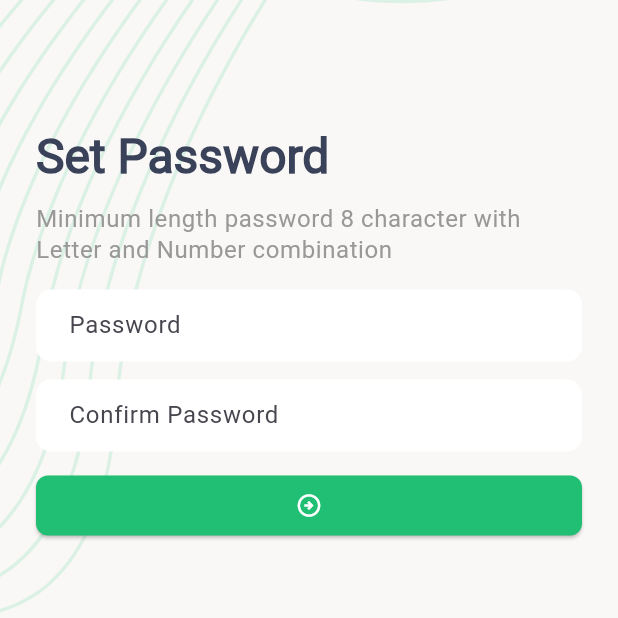
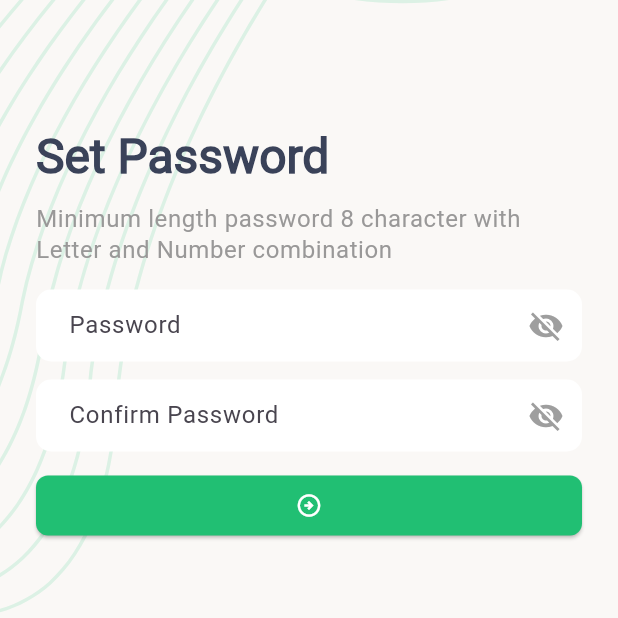
Before and after one commit to kdrbipul/task_manager_project_business, a Flutter app: the SetPasswordScreen screen opened directly, on a phone screen of 412 x 824 dp, the top half of it. Run offline on Flutter 3.47's test engine with Material 3 defaults, Android fonts, the phone set to English and light mode, and no system bars; our stand-ins replace flutter_svg, pin_code_fields.

Commit message:
new file add and some correction

```diff
--- a/lib/presentation/screens/auth/set_password_screen.dart
+++ b/lib/presentation/screens/auth/set_password_screen.dart
@@ -12,9 +12,9 @@ class SetPasswordScreen extends StatefulWidget {
 
 class _SetPasswordScreenState extends State<SetPasswordScreen> {
   final TextEditingController _passwordTEController = TextEditingController();
-  final TextEditingController _confirmPasswordTEController =
-      TextEditingController();
+  final TextEditingController _confirmPasswordTEController = TextEditingController();
   final GlobalKey<FormState> _formKey = GlobalKey<FormState>();
+  bool _isObsecureText = true;
 
   @override
   Widget build(BuildContext context) {
@@ -47,21 +47,23 @@ class _SetPasswordScreenState extends State<SetPasswordScreen> {
                     ),
                     TextFormField(
                       controller: _passwordTEController,
-                      keyboardType: TextInputType.text,
-                      decoration: const InputDecoration(
+                      obscureText: _isObsecureText,
+                      decoration:  InputDecoration(
                         hintText: 'Password',
                         labelText: 'Password',
-                      ),
+                        suffixIcon: toggleButton(),
                     ),
-                    const SizedBox(
+                  ),
+                  const SizedBox(
                       height: 12,
                     ),
                     TextFormField(
                       controller: _confirmPasswordTEController,
-                      keyboardType: TextInputType.text,
-                      decoration: const InputDecoration(
+                      obscureText: _isObsecureText,
+                      decoration:  InputDecoration(
                         hintText: 'Confirm Password',
                         labelText: 'Confirm Password',
+                        suffixIcon: toggleButton(),
                       ),
                     ),
                     const SizedBox(
@@ -113,6 +115,19 @@ class _SetPasswordScreenState extends State<SetPasswordScreen> {
     );
   }
 
+  IconButton toggleButton() {
+    return IconButton(
+      onPressed: () {
+        _isObsecureText = !_isObsecureText;
+        setState(() {});
+      },
+      icon: Icon(
+        _isObsecureText ? Icons.visibility_off : Icons.visibility,
+      ),
+      color: Colors.grey,
+    );
+  }
+
   @override
   void dispose() {
     _passwordTEController.dispose();
--- a/lib/presentation/screens/task_card.dart
+++ b/lib/presentation/screens/task_card.dart
@@ -8,7 +8,7 @@ class TaskCard extends StatelessWidget {
   @override
   Widget build(BuildContext context) {
     return Card(
-      margin: const EdgeInsets.symmetric(vertical: 8, horizontal: 4),
+      margin: const EdgeInsets.symmetric(vertical: 8, horizontal: 6),
       child: Padding(
         padding: const EdgeInsets.all(16),
         child: Column(
```
Also changed, not shown: lib/presentation/screens/new_task_screen.dart (+6 -21 lines), lib/presentation/widgets/task_counter_section.dart (added, +23 -0 lines).
